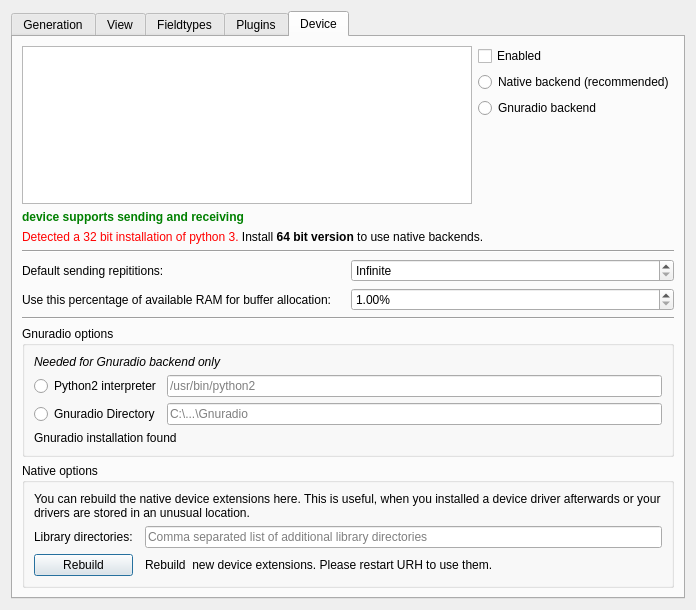
Above: ui/options.ui from jopohl/urh before the change. Below: the same form after it.
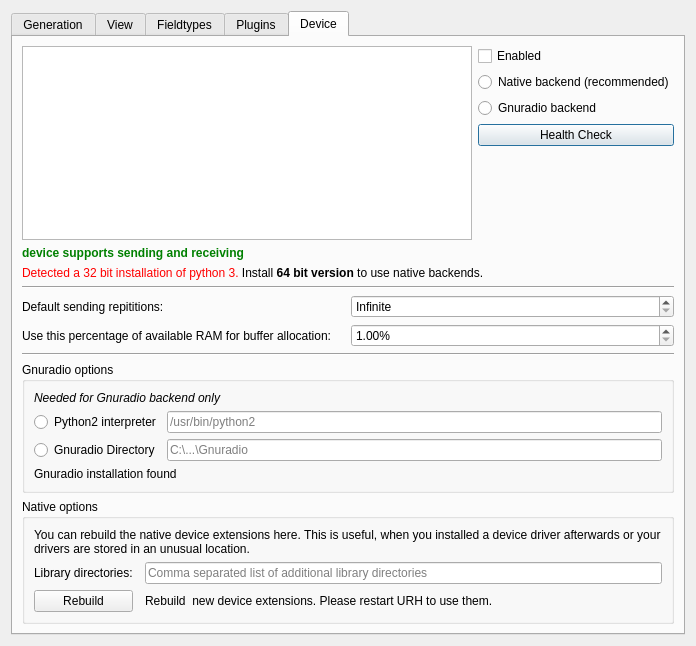
That is the form after the change. The open tabs and pages were chosen to show the change. Icons and pictures are not drawn. Custom widgets are drawn as their Qt base class.

Commit message: Fix windows dll path and add health check button (#321)

```diff
--- a/ui/options.ui
+++ b/ui/options.ui
@@ -7,7 +7,7 @@
     <x>0</x>
     <y>0</y>
     <width>696</width>
-    <height>610</height>
+    <height>646</height>
    </rect>
   </property>
   <property name="windowTitle">
@@ -316,6 +316,25 @@
              </property>
             </widget>
            </item>
+           <item>
+            <widget class="QPushButton" name="btnHealthCheck">
+             <property name="sizePolicy">
+              <sizepolicy hsizetype="Minimum" vsizetype="Fixed">
+               <horstretch>0</horstretch>
+               <verstretch>0</verstretch>
+              </sizepolicy>
+             </property>
+             <property name="toolTip">
+              <string>Perform a health check for native device extenions</string>
+             </property>
+             <property name="text">
+              <string>Health Check</string>
+             </property>
+             <property name="icon">
+              <iconset theme="heart"/>
+             </property>
+            </widget>
+           </item>
            <item>
             <spacer name="verticalSpacer_6">
              <property name="orientation">
```
Left out of the diff: 4 changed lines with no effect on the pictures. The commit also changes 7 other files.
